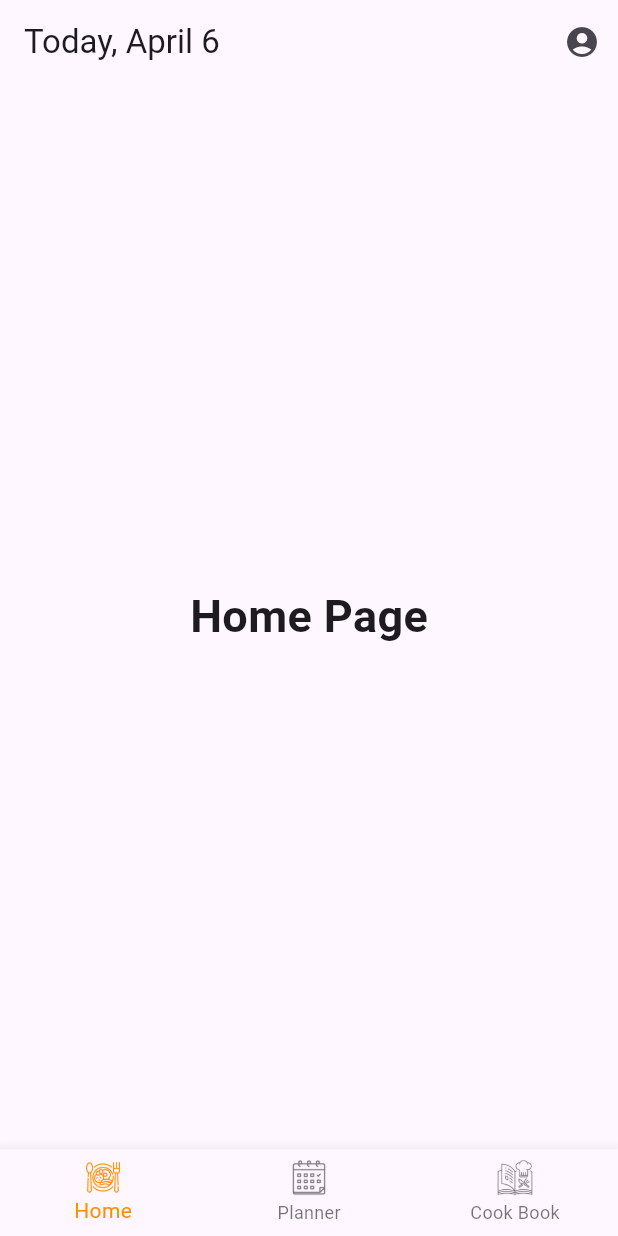
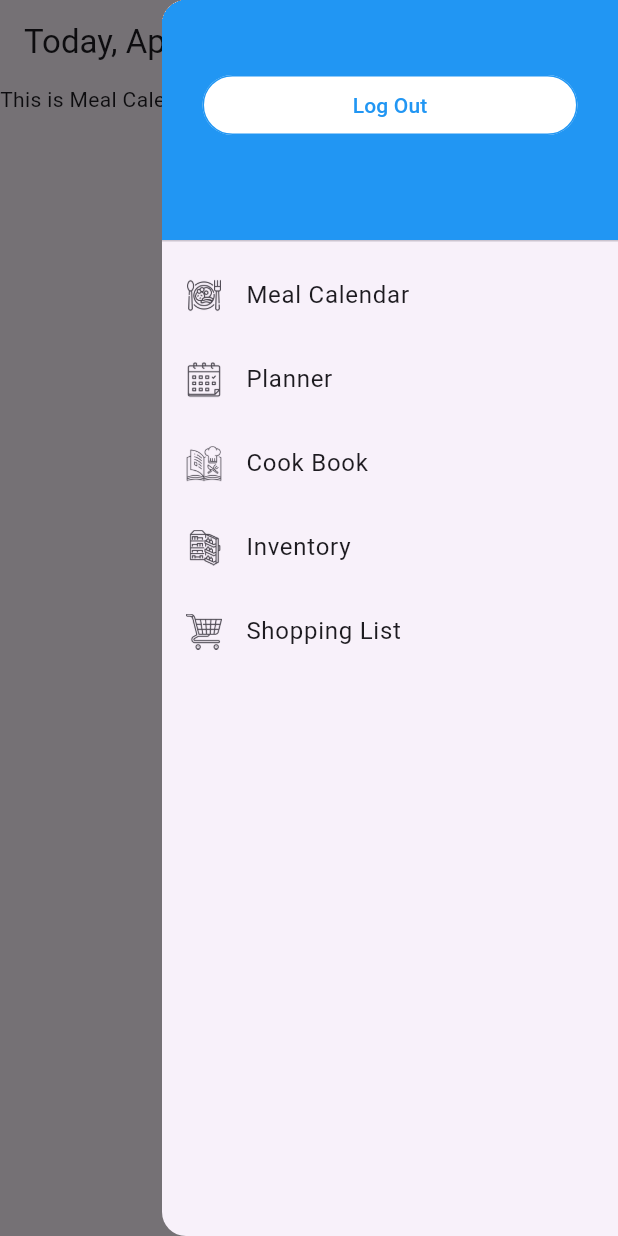
Before and after one commit to Hck-ney/Plan-Plate-Capstone, a Flutter app: the screen it shows once a user with an empty profile is signed in, after a tap on the "account circle" icon, on a phone screen of 412 x 824 dp. Run offline on Flutter 3.47's test engine with Material 3 defaults, Android fonts, the phone set to English and light mode, and no system bars; our stand-ins replace firebase_auth, firebase_core, font_awesome_flutter; accounts and stored records are empty.

Commit message:
removed bottom nav bar,added logout button in drawer

```diff
--- a/lib/home.dart
+++ b/lib/home.dart
@@ -1,5 +1,5 @@
 import 'package:flutter/material.dart';
-import 'package:intl/intl.dart';
+import 'pages/MealCalendar.dart';
 
 class HomeState extends StatefulWidget {
   const HomeState({super.key});
@@ -8,73 +8,12 @@ class HomeState extends StatefulWidget {
   State<HomeState> createState() => _HomeState();
 }
 
-class _HomeState extends State<HomeState> {
-  int _selectedIndex = 0;
+ class _HomeState extends State<HomeState> {
   String title = 'Today';
 
-  static const List<Widget> _widgetOptions = <Widget>[
-    Text('Home Page',
-        style: TextStyle(fontSize: 30, fontWeight: FontWeight.bold)),
-    Text('Search Page',
-        style: TextStyle(fontSize: 30, fontWeight: FontWeight.bold)),
-    Text('Profile Page',
-        style: TextStyle(fontSize: 30, fontWeight: FontWeight.bold)),
-  ];
 
-  void _onItemTapped(int index) {
-    setState(() {
-      _selectedIndex = index;
-    });
-  }
-
-  Text getTime(){
-    return Text("Today, ${DateFormat('MMMM d').format(DateTime.now())}");
-  }
 
   @override
   Widget build(BuildContext context) {
-    return Scaffold(
-        appBar: AppBar(
-          title: getTime(),
-          actions: <Widget>[
-            IconButton(
-              icon: Icon(Icons.account_circle), // Change the icon here
-              onPressed: () {
-                Scaffold.of(context).openEndDrawer();
-              },
-            ),
-          ],
-        ),
-        endDrawer: Drawer(
-          child: ListView(
-            children: [
-              Text("data")
-            ],
-          ),
-        ),
-
-      body: Center(
-        child: _widgetOptions.elementAt(_selectedIndex),
-      ),
-      bottomNavigationBar: BottomNavigationBar(
-        items: <BottomNavigationBarItem>[
-          const BottomNavigationBarItem(
-            icon: ImageIcon(AssetImage('assets/navBar/meal.png')),
-            label: 'Home',
-          ),
-          const BottomNavigationBarItem(
-            icon: ImageIcon(AssetImage('assets/navBar/calendar.png')),
-            label: 'Planner',
-          ),
-          BottomNavigationBarItem(
-            icon: ImageIcon(AssetImage('assets/navBar/cookbook.png')),
-            label: 'Cook Book',
-          )
-        ],
-        currentIndex: _selectedIndex,
-        selectedItemColor: Colors.amber[800],
-        onTap: _onItemTapped,
-      ),
-    );
-  }
-}
+    return MealCalendar();
+  }}
--- /dev/null
+++ b/lib/pages/MealCalendar.dart
@@ -0,0 +1,21 @@
+import 'package:flutter/material.dart';
+import 'package:flutter_2/utils/appBar.dart';
+import 'package:flutter_2/utils/mealBox.dart';
+
+class MealCalendar extends StatefulWidget {
+  const MealCalendar({super.key});
+
+  @override
+  State<MealCalendar> createState() => _MealCalendarState();
+}
+
+class _MealCalendarState extends State<MealCalendar> {
+  @override
+  Widget build(BuildContext context) {
+    return Scaffold(
+      appBar: customAppBar(),
+      endDrawer: CustomEndDrawer(),
+      body: Text("This is Meal Calendar Page"),
+    );
+  }
+}
--- /dev/null
+++ b/lib/pages/inventory.dart
@@ -0,0 +1,20 @@
+import 'package:flutter/material.dart';
+import 'package:flutter_2/utils/appBar.dart';
+
+class Inventory extends StatefulWidget {
+  const Inventory ({super.key});
+
+  @override
+  State<Inventory> createState() => _InventoryState();
+}
+
+class _InventoryState extends State<Inventory> {
+  @override
+  Widget build(BuildContext context) {
+    return Scaffold(
+      appBar: customAppBar(),
+      endDrawer: CustomEndDrawer(),
+      body: Text("This is Inventory page"),
+    );
+  }
+}
--- /dev/null
+++ b/lib/utils/DateTime.dart
@@ -0,0 +1,8 @@
+import 'package:flutter/material.dart';
+import 'package:intl/intl.dart';
+
+class Date {
+  static Text getTime() {
+    return Text("Today, ${DateFormat('MMMM d').format(DateTime.now())}");
+  }
+}
--- /dev/null
+++ b/lib/utils/appBar.dart
@@ -0,0 +1,132 @@
+import 'package:firebase_auth/firebase_auth.dart';
+import 'package:flutter/material.dart';
+import 'package:flutter_2/pages/MealCalendar.dart';
+import 'package:flutter_2/pages/cookbook.dart';
+import 'package:flutter_2/pages/inventory.dart';
+import 'package:flutter_2/pages/planner.dart';
+import 'package:flutter_2/pages/shoppinglist.dart';
+import 'package:flutter_2/utils/group.dart';
+import 'package:flutter_2/func/logout.dart';
+import 'DateTime.dart';
+
+AppBar customAppBar() {
+  return AppBar(
+    title: Date.getTime(),
+    actions: <Widget>[
+      Builder(
+        // Wrap your IconButton with a Builder
+        builder: (BuildContext innerContext) {
+          return IconButton(
+            icon: Icon(Icons.account_circle),
+            onPressed: () {
+              Scaffold.of(innerContext).openEndDrawer(); // Use the innerContext
+            },
+          );
+        },
+      ),
+    ],
+  );
+}
+
+class CustomEndDrawer extends StatefulWidget {
+  const CustomEndDrawer({super.key});
+
+  @override
+  State<CustomEndDrawer> createState() => _CustomEndDrawerState();
+}
+
+class _CustomEndDrawerState extends State<CustomEndDrawer> {
+  User? user = FirebaseAuth.instance.currentUser;
+
+  @override
+  Widget build(BuildContext context) {
+    return Drawer(
+      child: ListView(
+        padding: EdgeInsets.zero,
+        children: <Widget>[
+          DrawerHeader(
+              decoration: BoxDecoration(
+                color: Colors.blue,
+              ),
+              child: Column(
+                spacing: 12,
+                children: [
+                  Text(
+                    "${user?.email}",
+                    style: TextStyle(fontSize: 12, color: Colors.white),
+                  ),
+                  OutlinedButton(
+                    style: OutlinedButton.styleFrom(
+                      backgroundColor: Colors.white,
+                      side: BorderSide(color: Colors.blue),
+                      minimumSize: Size(250, 40)
+                    ),
+                      onPressed: () {
+                        logoutUser();
+                      }
+                      ,
+                      child: Text(
+                        "Log Out",
+                        style: TextStyle(color: Colors.blue),
+                      ))
+                ],
+              )),
+          ListTile(
+            leading: ImageIcon(
+              AssetImage('assets/navBar/meal.png'),
+            ),
+            title: Text('Meal Calendar'),
+            onTap: () {
+              Navigator.of(context).pushReplacement(MaterialPageRoute(
+                  builder: (context) => const MealCalendar()));
+            },
+          ),
+          ListTile(
+            leading: ImageIcon(
+              AssetImage('assets/navBar/calendar.png'),
+            ),
+            title: Text('Planner'),
+            onTap: () {
+              // Handle about action
+              Navigator.of(context).pushReplacement(
+                  MaterialPageRoute(builder: (context) => const Planner()));
+            },
+          ),
+          ListTile(
+            leading: ImageIcon(
+              AssetImage('assets/navBar/cookbook.png'),
+            ),
+            title: Text('Cook Book'),
+            onTap: () {
+              // Handle about action
+              Navigator.of(context).pushReplacement(
+                  MaterialPageRoute(builder: (context) => const CookBook()));
+            },
+          ),
+          ListTile(
+            leading: ImageIcon(
+              AssetImage('assets/navBar/inventory.png'),
+            ),
+            title: Text('Inventory'),
+            onTap: () {
+              // Handle about action
+              Navigator.of(context).pushReplacement(
+                  MaterialPageRoute(builder: (context) => const Inventory()));
+            },
+          ),
+          ListTile(
+            leading: ImageIcon(
+              AssetImage('assets/navBar/shopping-cart.png'),
+            ),
+            title: Text('Shopping List'),
+            onTap: () {
+              // Handle about action
+              Navigator.of(context).pushReplacement(MaterialPageRoute(
+                  builder: (context) => const ShoppingList()));
+            },
+          ),
+        ],
+      ),
+    );
+  }
+}
--- /dev/null
+++ b/lib/utils/group.dart
@@ -0,0 +1,15 @@
+class GroupTile{
+  final String title;
+  final List<GroupTile> tiles;
+
+  const GroupTile({
+    required this.title,
+    this.tiles = const []
+});
+}
+
+final groupTile = <GroupTile>[
+  const GroupTile(title: 'Groups',
+  tiles: [GroupTile(title: 'Group 1')]
+  )
+];
--- a/pubspec.yaml
+++ b/pubspec.yaml
@@ -73,6 +73,9 @@ flutter:
     - assets/navBar/calendar.png
     - assets/navBar/meal.png
     - assets/navBar/cookbook.png
+    - assets/json/sample.json
+    - assets/navBar/inventory.png
+    - assets/navBar/shopping-cart.png
   # For details regarding adding assets from package dependencies, see
   # https://flutter.dev/to/asset-from-package
 
```
Also changed, not shown: assets/json/sample.json (added, +23 -0 lines), lib/func/logout.dart (added, +10 -0 lines), lib/main.dart (+0 -88 lines), lib/pages/cookbook.dart (added, +20 -0 lines), lib/pages/planner.dart (added, +21 -0 lines), lib/pages/shoppinglist.dart (added, +20 -0 lines), lib/utils/mealBox.dart (added, +68 -0 lines), assets/navBar/inventory.png (added), assets/navBar/shopping-cart.png (added).
